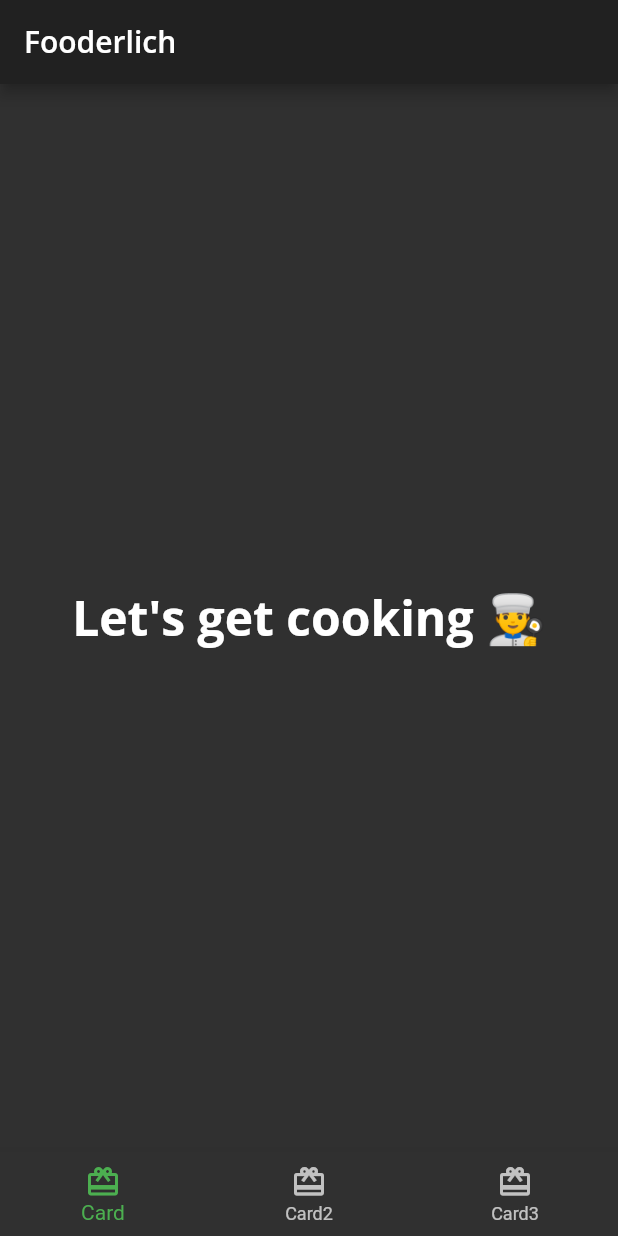
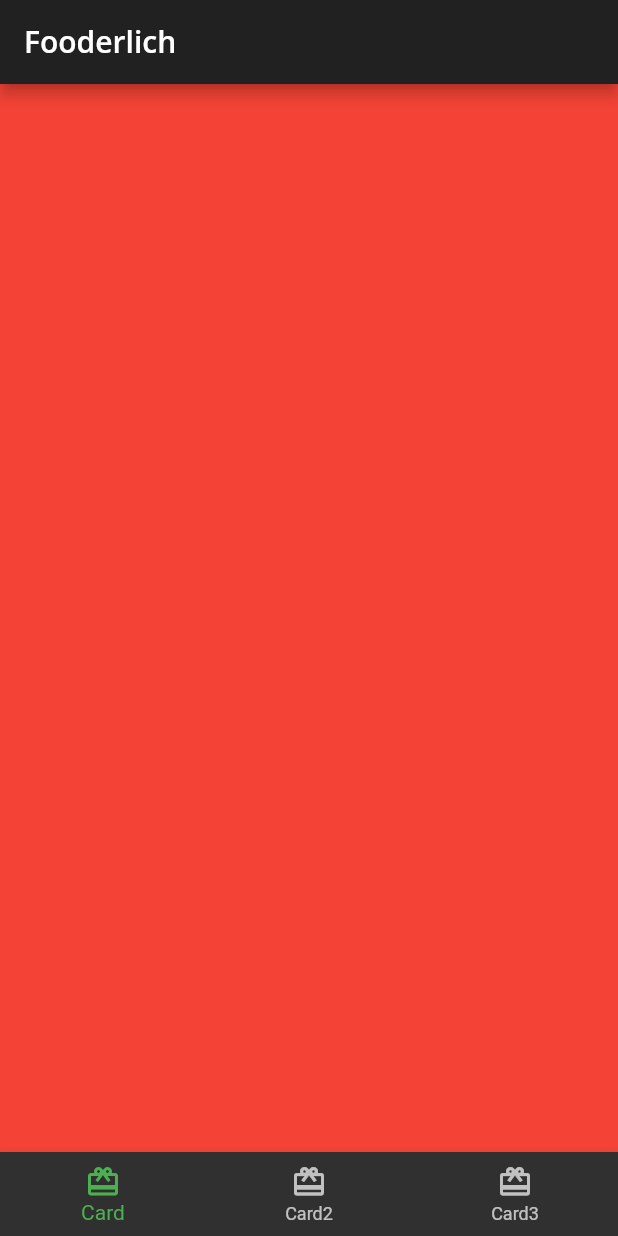
Before and after one commit to JoniJohn/fooderlich, a Flutter app: the screen it shows after launch, on a phone screen of 412 x 824 dp. Run offline on Flutter 3.47's test engine with Material 2 defaults, Android fonts, the phone set to English and light mode, and no system bars; our stand-ins replace google_fonts.

Commit message:
simple functionality to bottomNavBar

```diff
--- a/lib/pages/home.dart
+++ b/lib/pages/home.dart
@@ -8,6 +8,29 @@ class Home extends StatefulWidget {
 }
 
 class _HomeState extends State<Home> {
+  int _selectIndex = 0;
+
+  static List<Widget> pages = <Widget>[
+    // TODO: replace with card1
+    Container(
+      color: Colors.red,
+    ),
+    // TODO: replace with card2
+    Container(
+      color: Colors.green,
+    ),
+    // TODO: replace with card3
+    Container(
+      color: Colors.blue,
+    ),
+  ];
+
+  void _onItemTapped(int index) {
+    setState(() {
+      _selectIndex = index;
+    });
+  }
+
   @override
   Widget build(BuildContext context) {
     return Scaffold(
@@ -17,15 +40,12 @@ class _HomeState extends State<Home> {
           style: Theme.of(context).textTheme.headline6,
         ),
       ),
-      body: Center(
-        child: Text(
-          "Let's get cooking 👨‍🍳",
-          style: Theme.of(context).textTheme.headline1,
-        ),
-      ),
+      body: pages[_selectIndex],
       bottomNavigationBar: BottomNavigationBar(
           selectedItemColor:
               Theme.of(context).textSelectionTheme.selectionColor,
+          currentIndex: _selectIndex,
+          onTap: _onItemTapped,
           items: const <BottomNavigationBarItem>[
             BottomNavigationBarItem(
               icon: Icon(Icons.card_giftcard),
```
